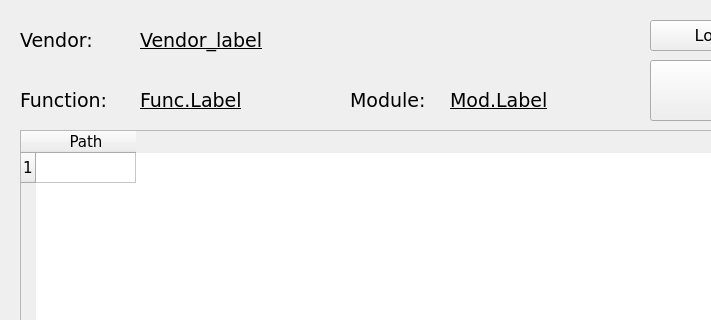
First picture: the form in wlanbt_select.ui, repository ToroSU/DL_Creator, before the edit; both pictures show x 0 to 711 and y 0 to 320 of the 835 by 442 pixel window.
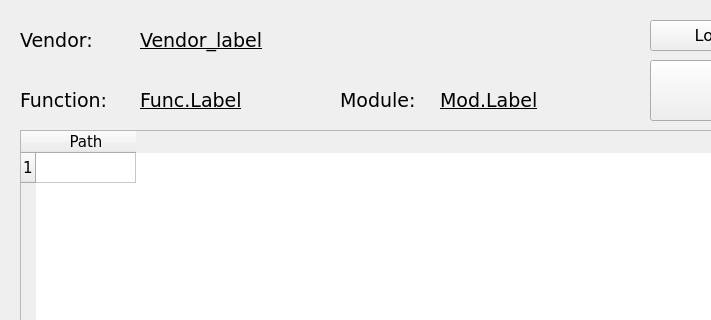
Second picture: the form after the edit.

Commit message: Fix: Wlanbt select window lebal length set

The edit to the form file:
```diff
--- a/wlanbt_select.ui
+++ b/wlanbt_select.ui
@@ -73,7 +73,7 @@
   <widget class="QLabel" name="label_3">
    <property name="geometry">
     <rect>
-     <x>350</x>
+     <x>340</x>
      <y>80</y>
      <width>101</width>
      <height>41</height>
@@ -94,7 +94,7 @@
     <rect>
      <x>140</x>
      <y>20</y>
-     <width>171</width>
+     <width>241</width>
      <height>41</height>
     </rect>
    </property>
@@ -151,9 +151,9 @@
   <widget class="QLabel" name="module_label">
    <property name="geometry">
     <rect>
-     <x>450</x>
+     <x>440</x>
      <y>80</y>
-     <width>171</width>
+     <width>191</width>
      <height>41</height>
     </rect>
    </property>
```
The commit also changes 1 other file.
